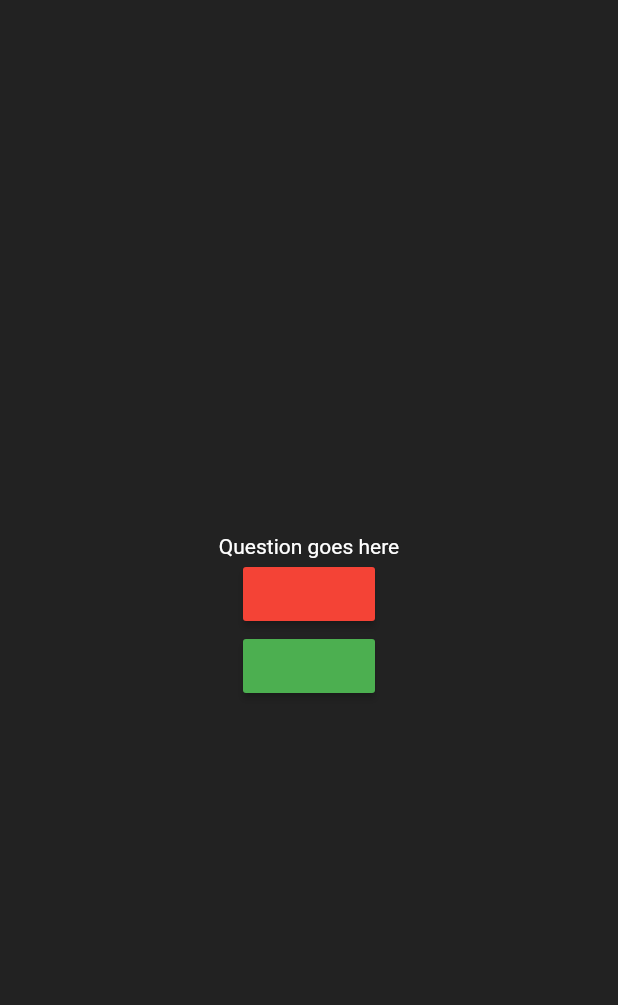
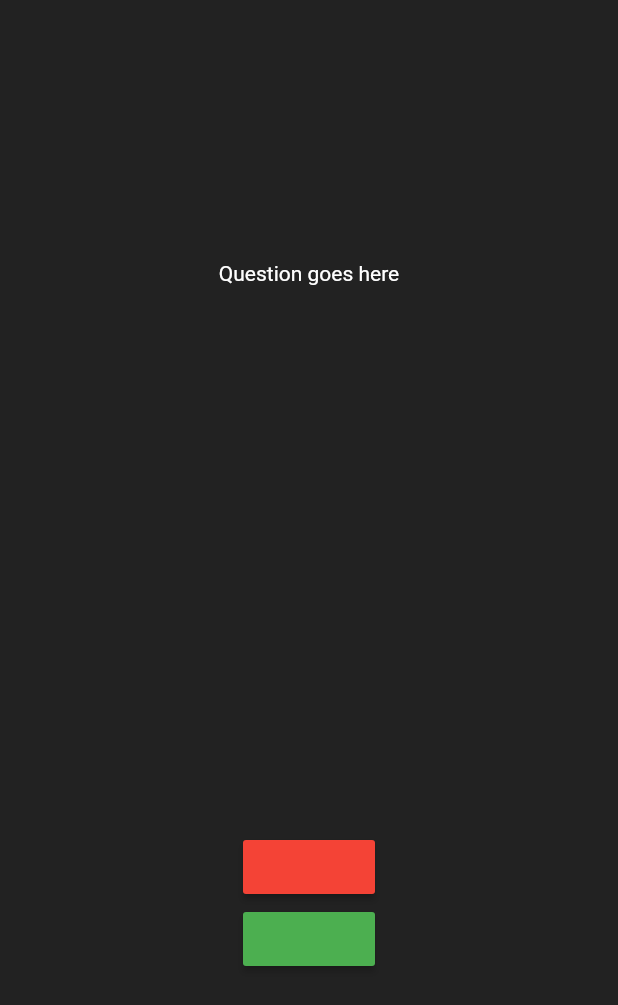
Before and after one commit to Nuri801/quiz_app, a Flutter app: the screen it shows after launch, on a phone screen of 412 x 824 dp. Shown: the top 1005 px of the screen. Run offline on Flutter 3.47's test engine with Material 2 defaults, Android fonts, the phone set to English and light mode, and no system bars.

Commit message:
quiz_app basics

```diff
--- a/lib/main.dart
+++ b/lib/main.dart
@@ -35,7 +35,7 @@ class _QuestionsState extends State<Questions> {
     return Center(
       child: Container(
         child: Column(
-          mainAxisAlignment: MainAxisAlignment.center,
+          mainAxisAlignment: MainAxisAlignment.spaceEvenly,
           children: [
             Text(
               'Question goes here',
@@ -43,6 +43,11 @@ class _QuestionsState extends State<Questions> {
                 color: Colors.white
               ),
             ),
+            SizedBox(
+              height: 16,
+            ),
+            Column(
+              children: [
                 MaterialButton(
                   onPressed: () {},
                   color: Colors.red,
@@ -50,6 +55,8 @@ class _QuestionsState extends State<Questions> {
                 MaterialButton(
                   onPressed: () {},
                   color: Colors.green,
+                ),
+              ],
             )
           ],
         ),
```
Lines whose indentation alone changed are shown as unchanged.
